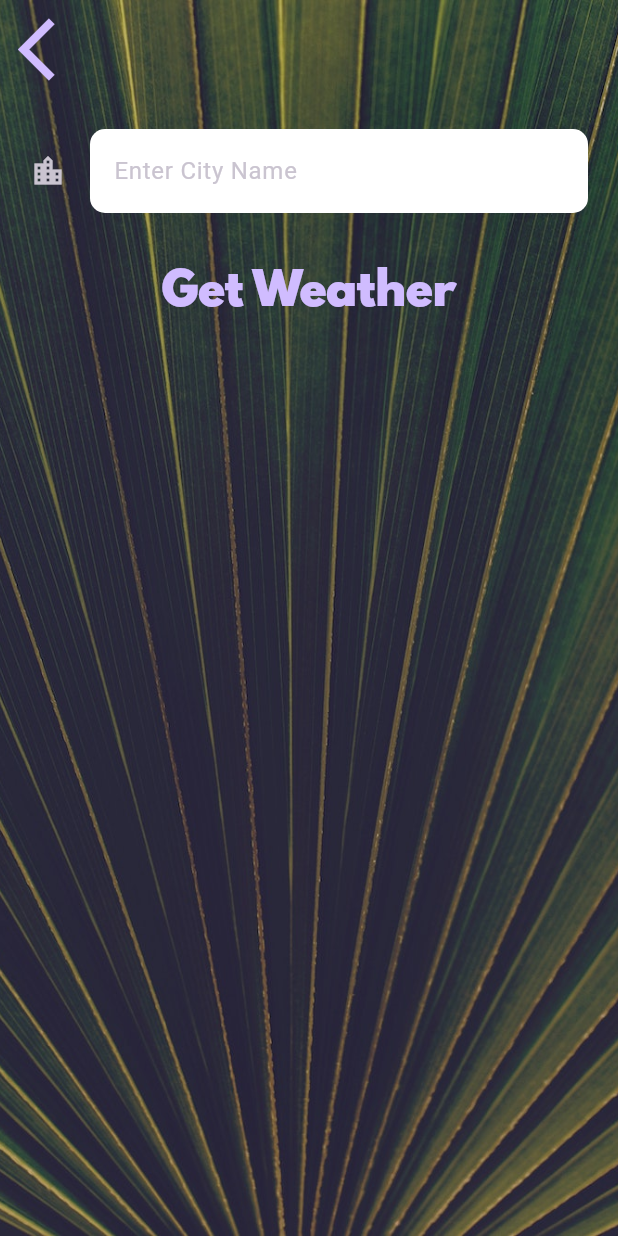
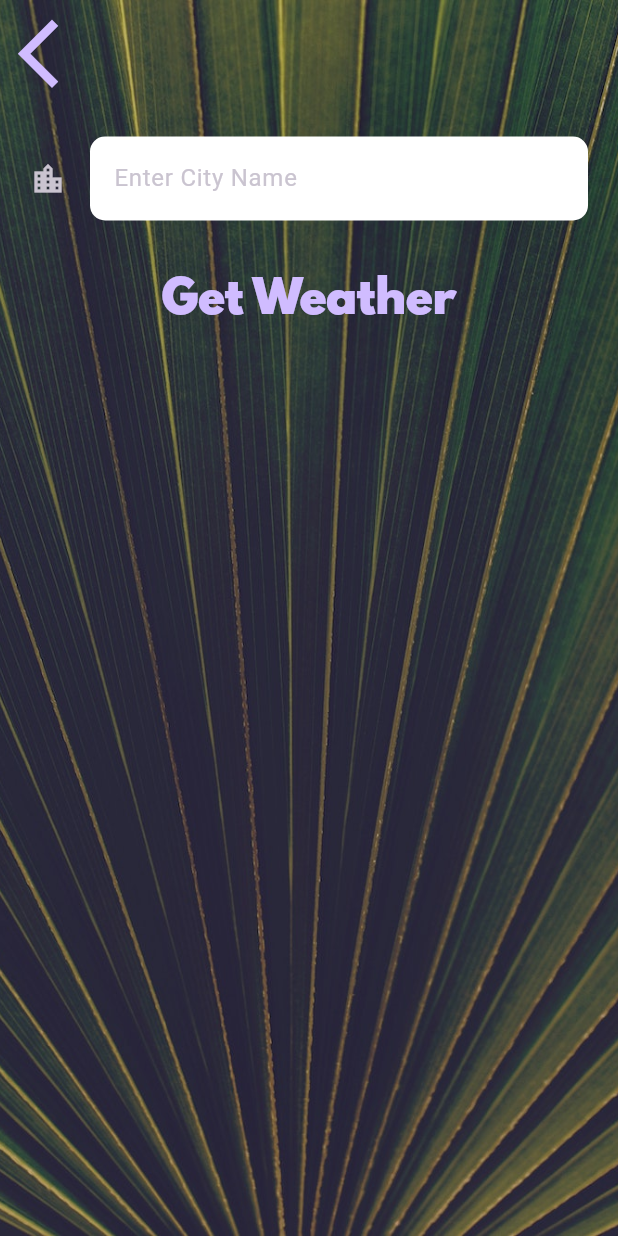
Before and after one commit to VISHNUPRASAD-M/climate_app, a Flutter app: the CityScreen screen opened directly, on a phone screen of 412 x 824 dp. Run offline on Flutter 3.47's test engine with Material 3 defaults, Android fonts, the phone set to English and light mode, and no system bars; our stand-ins replace flutter_spinkit, geolocator.

Commit message:
icon size changed

```diff
--- a/lib/screens/city_screen.dart
+++ b/lib/screens/city_screen.dart
@@ -29,7 +29,7 @@ class _CityScreenState extends State<CityScreen> {
                   onPressed: () {},
                   child: Icon(
                     Icons.arrow_back_ios,
-                    size: 50.0,
+                    size: 55.0,
                   ),
                 ),
               ),
```
